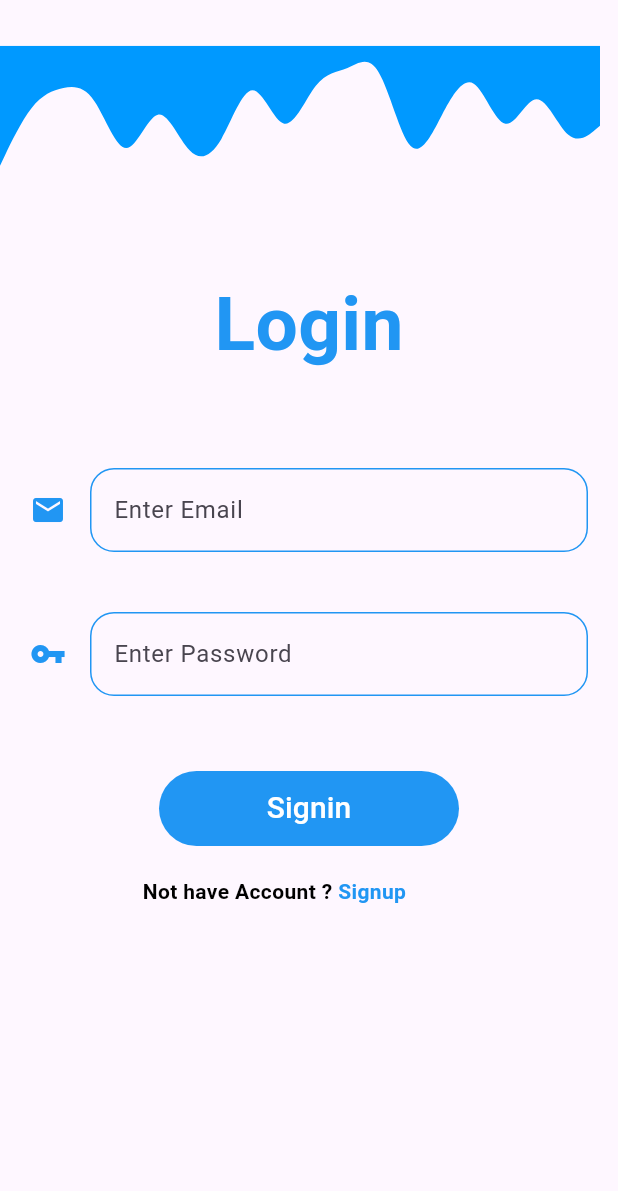
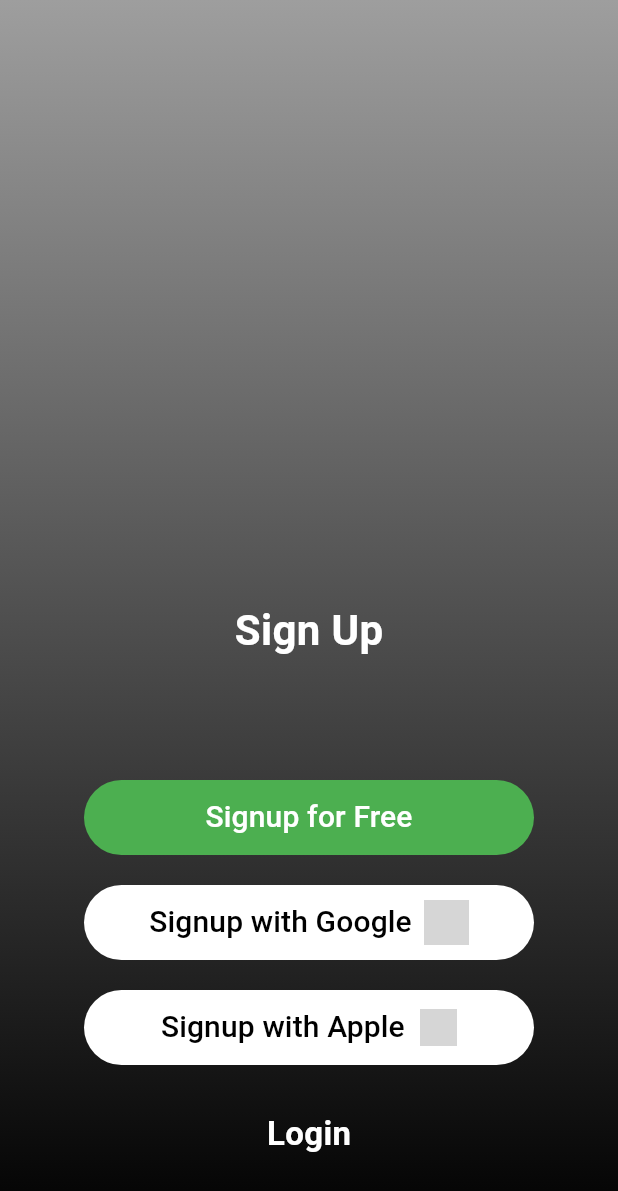
Before and after one commit to SalimRaza01/FlutterApp, a Flutter app: the screen it shows after launch, on a phone screen of 412 x 824 dp. Shown: the top 1191 px of the screen. Run offline on Flutter 3.47's test engine with Material 3 defaults, Android fonts, the phone set to English and light mode, and no system bars; our stand-ins replace flutter_svg; grey boxes are pictures that could not be loaded.

Commit message:
new ui created

```diff
--- a/lib/Screens/loginScreen.dart
+++ b/lib/Screens/loginScreen.dart
@@ -50,16 +50,17 @@ if (jsonResponse['email'] == user.email && jsonResponse['password'] == user.pass
   @override
   Widget build(BuildContext context) {
     return Scaffold(
+      backgroundColor: Colors.black,
       body: Stack(
         children: [
-          Positioned(
-            top: 0,
-            child: SvgPicture.asset(
-              'assets/images/top.svg',
-              width: 400,
-              height: 150,
-            ),
-          ),
+          // Positioned(
+          //   top: 0,
+          //   child: SvgPicture.asset(
+          //     'assets/images/top.svg',
+          //     width: 400,
+          //     height: 150,
+          //   ),
+          // ),
           Container(
             alignment: Alignment.center,
             child: Form(
@@ -69,14 +70,14 @@ if (jsonResponse['email'] == user.email && jsonResponse['password'] == user.pass
                 crossAxisAlignment: CrossAxisAlignment.center,
                 children: [
                   SizedBox(
-                    height: 180,
+                    height: 200,
                   ),
                   Text(
-                    "Login",
+                    "Welcome, Login",
                     style: TextStyle(
                       fontWeight: FontWeight.bold,
-                      fontSize: 50,
-                      color: Colors.blue,
+                      fontSize: 22,
+                      color: Colors.white,
                     ),
                   ),
                   SizedBox(
@@ -86,6 +87,7 @@ if (jsonResponse['email'] == user.email && jsonResponse['password'] == user.pass
                     padding: const EdgeInsets.all(20),
                     child: TextFormField(
                       controller: TextEditingController(text: user.email),
+                      style: TextStyle(color: Colors.white),
                       onChanged: (value) {
                         user.email = value;
                       },
@@ -103,16 +105,17 @@ if (jsonResponse['email'] == user.email && jsonResponse['password'] == user.pass
                       decoration: InputDecoration(
                         icon: Icon(
                           Icons.email,
-                          color: Colors.blue,
+                          color: Colors.white,
                         ),
                         hintText: 'Enter Email',
+                        hintStyle: TextStyle(color: Colors.white),
                         enabledBorder: OutlineInputBorder(
                           borderRadius: BorderRadius.circular(16),
-                          borderSide: BorderSide(color: Colors.blue),
+                          borderSide: BorderSide(color: Colors.white),
                         ),
                         focusedBorder: OutlineInputBorder(
                           borderRadius: BorderRadius.circular(16),
-                          borderSide: BorderSide(color: Colors.blue),
+                          borderSide: BorderSide(color: Colors.white),
                         ),
                         errorBorder: OutlineInputBorder(
                           borderRadius: BorderRadius.circular(16),
@@ -129,6 +132,7 @@ if (jsonResponse['email'] == user.email && jsonResponse['password'] == user.pass
                     padding: const EdgeInsets.all(20),
                     child: TextFormField(
                       controller: TextEditingController(text: user.password),
+                             style: TextStyle(color: Colors.white),
                       onChanged: (value) {
                         user.password = value;
                       },
@@ -142,16 +146,17 @@ if (jsonResponse['email'] == user.email && jsonResponse['password'] == user.pass
                       decoration: InputDecoration(
                         icon: Icon(
                           Icons.vpn_key,
-                          color: Colors.blue,
+                          color: Colors.white,
                         ),
                         hintText: 'Enter Password',
+                             hintStyle: TextStyle(color: Colors.white),
                         enabledBorder: OutlineInputBorder(
                           borderRadius: BorderRadius.circular(16),
-                          borderSide: BorderSide(color: Colors.blue),
+                          borderSide: BorderSide(color: Colors.white),
                         ),
                         focusedBorder: OutlineInputBorder(
                           borderRadius: BorderRadius.circular(16),
-                          borderSide: BorderSide(color: Colors.blue),
+                          borderSide: BorderSide(color: Colors.white),
                         ),
                         errorBorder: OutlineInputBorder(
                           borderRadius: BorderRadius.circular(16),
@@ -171,7 +176,7 @@ if (jsonResponse['email'] == user.email && jsonResponse['password'] == user.pass
                       width: 200,
                       child: TextButton(
                         style: TextButton.styleFrom(
-                          backgroundColor: Colors.blue,
+                          backgroundColor: Colors.green,
                           shape: RoundedRectangleBorder(
                             borderRadius: BorderRadius.circular(100),
                           ),
@@ -197,7 +202,7 @@ if (jsonResponse['email'] == user.email && jsonResponse['password'] == user.pass
                         Text(
                           "Not have Account ? ",
                           style: TextStyle(
-                            color: Colors.black,
+                            color: Colors.white,
                             fontWeight: FontWeight.bold,
                           ),
                         ),
@@ -213,7 +218,7 @@ if (jsonResponse['email'] == user.email && jsonResponse['password'] == user.pass
                           child: Text(
                             "Signup",
                             style: TextStyle(
-                              color: Colors.blue,
+                              color: Colors.green,
                               fontWeight: FontWeight.bold,
                             ),
                           ),
--- /dev/null
+++ b/lib/Screens/newLogin.dart
@@ -0,0 +1,137 @@
+import 'package:flutter/material.dart';
+
+class NewLogin extends StatelessWidget {
+  const NewLogin({super.key});
+
+@override
+  Widget build(BuildContext context) {
+    return Container(
+      decoration: const BoxDecoration(
+          gradient: LinearGradient(
+              begin: Alignment.topCenter,
+              end: Alignment.bottomCenter,
+              colors: [Colors.grey, Colors.black])),
+   child: Scaffold(
+      backgroundColor: Colors.transparent,
+      body: Stack(
+          alignment: Alignment.center,
+children:[
+  Container(
+    alignment: Alignment.center,
+    child: Column(
+      //  mainAxisAlignment: MainAxisAlignment.start,
+      // crossAxisAlignment: CrossAxisAlignment.center,
+children:[
+SizedBox(height:400,),
+Text(
+  "Sign Up", style:TextStyle(
+    fontWeight: FontWeight.bold,
+    fontSize: 28,
+    color: Colors.white,
+            ), //Text
+), //LoginText
+SizedBox(height:60,),
+                  Padding(
+                    padding: EdgeInsets.fromLTRB(16, 20, 16, 0),
+                    child: Container(
+                      height: 50,
+                      width: 300,
+                      child: TextButton(
+                        style: TextButton.styleFrom(
+                          backgroundColor: Colors.green,
+                          shape: RoundedRectangleBorder(
+                            borderRadius: BorderRadius.circular(100),
+                          ),
+                        ),
+                        onPressed: () {},
+                        child: Text(
+                          "Signup for Free",
+                          style: TextStyle(color: Colors.white, fontSize: 20),
+                       ), //Text
+                      ), //TextButton
+                    ), //Container
+                  ), //Padding
+Padding(
+  padding: EdgeInsets.fromLTRB(16, 20, 16, 0),
+  child: Container(
+    height: 50,
+    width: 300,
+    child: TextButton(
+      style: TextButton.styleFrom(
+        backgroundColor: Colors.white,
+        shape: RoundedRectangleBorder(
+          borderRadius: BorderRadius.circular(100),
+        ),
+      ),
+      onPressed: () {},
+      child: Row( //Row widget
+        mainAxisAlignment: MainAxisAlignment.center,
+        children: [
+          Text(
+            "Signup with Google",
+            style: TextStyle(color: Colors.black, fontSize: 20),
+          ),
+          SizedBox(width: 8),
+          Image.asset(
+            '/Users/ddtech/newproject/assets/images/glogin.png',
+            width: 30,
+            height: 30,
+            // fit: BoxFit.cover,
+          ),
+        ],
+      ),
+    ), // TextButton
+  ), // Container
+), // Padding
+
+                    Padding(
+                    padding: EdgeInsets.fromLTRB(16, 20, 16, 0),
+                    child: Container(
+                      height: 50,
+                      width: 300,
+                      child: TextButton(
+                        style: TextButton.styleFrom(
+                          backgroundColor: Colors.white,
+                          shape: RoundedRectangleBorder(
+                            borderRadius: BorderRadius.circular(100),
+                          ),
+                        ),
+                        onPressed: () {},
+                       child: Row( //Row widget
+        mainAxisAlignment: MainAxisAlignment.center,
+        children: [
+          Text(
+            "Signup with Apple",
+            style: TextStyle(color: Colors.black, fontSize: 20),
+          ),
+          SizedBox(width: 10),
+          Image.asset(
+            '/Users/ddtech/newproject/assets/images/alogin.png',
+            width: 25,
+            height: 25,
+            // fit: BoxFit.cover,
+          ),
+        ],
+      ),
+                      ), //TextButton
+                    ), //Container
+                  ), //Padding
+                  SizedBox(height:30,),
+
+  Text(
+  "Login", style:TextStyle(
+    fontWeight: FontWeight.bold,
+    fontSize: 22,
+    color: Colors.white,
+            ), //Text
+), //LoginText
+] //second children
+    ) //Column
+  ) //Container
+
+] //first children
+      ) //stack
+    ), //scaffold
+    ); //Container
+  }
+}
--- a/lib/main.dart
+++ b/lib/main.dart
@@ -2,6 +2,7 @@ import 'package:flutter/material.dart';
 import 'Screens/homeScreen.dart';
 import 'Screens/loginScreen.dart';
 import 'Screens/registerScreen.dart';
+import 'Screens/newLogin.dart';
 
 void main() {
   runApp(MyApp());
@@ -20,10 +21,11 @@ Widget build(BuildContext context) {
     debugShowCheckedModeBanner: false,
     // initialRoute: "/home",
     routes: {
-      "/": (context) => LoginScreen(),
+     "/": (context) => NewLogin(),
       "/home": (context) => HomeScreen(),
          "/login": (context) => LoginScreen(),
            "/register": (context) => RegisterScreen(),
+             "/newlogin": (context) => NewLogin(),
     },
   ); //materialApp
 }
```
Also changed, not shown: lib/Screens/registerScreen.dart (+27 -22 lines), assets/images/alogin.png (added), assets/images/glogin.png (added).
